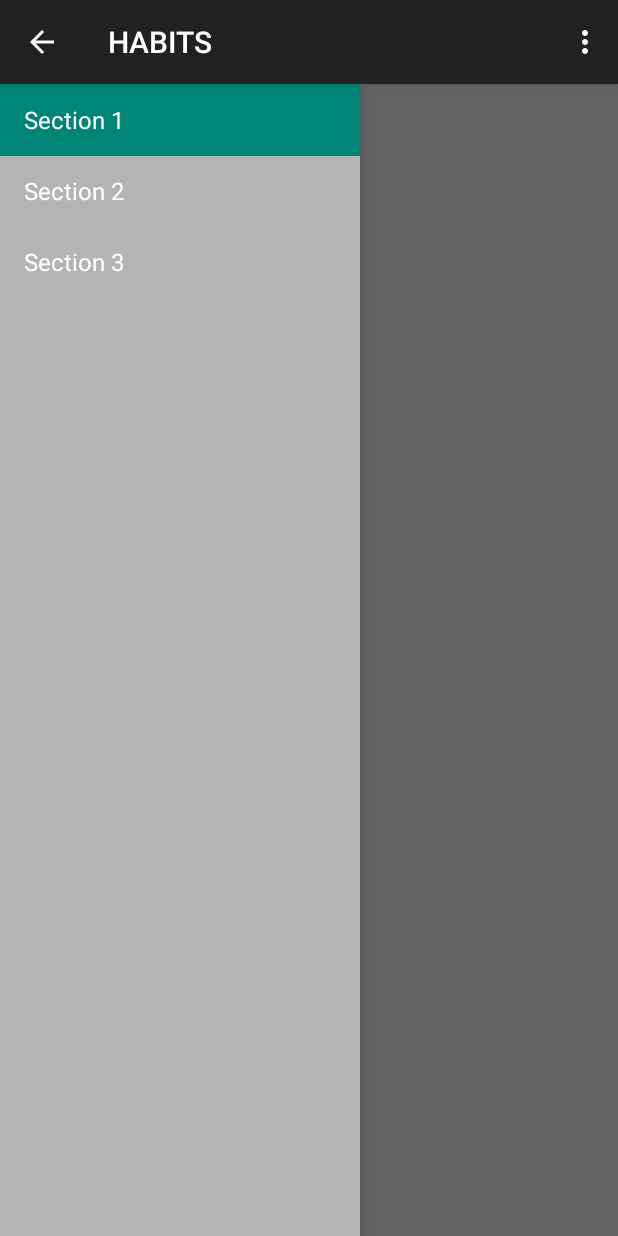
After one commit to MKN-soft/RMM, an Android app: the MainActivity screen opened directly, with no data from a screen before it, on a phone screen of 412 x 824 dp. The commit adds this screen. Run offline under Robolectric (Android 15) with nearby library versions, the phone set to English and light mode, and no system bars; 2 statements that could not run were skipped.

Commit message:
Navigation Drawer
Ver 0.01

```diff
--- a/app/src/main/AndroidManifest.xml
+++ b/app/src/main/AndroidManifest.xml
@@ -16,6 +16,10 @@
                 <category android:name="android.intent.category.LAUNCHER" />
             </intent-filter>
         </activity>
+        <activity
+            android:name=".MainActivity"
+            android:label="@string/title_activity_main" >
+        </activity>
     </application>
 
 </manifest>
--- /dev/null
+++ b/app/src/main/java/pz2015/habits/rmm/MainActivity.java
@@ -0,0 +1,149 @@
+package pz2015.habits.rmm;
+
+import android.app.Activity;
+import android.support.v7.app.ActionBarActivity;
+import android.support.v7.app.ActionBar;
+import android.support.v4.app.Fragment;
+import android.support.v4.app.FragmentManager;
+import android.content.Context;
+import android.os.Build;
+import android.os.Bundle;
+import android.view.Gravity;
+import android.view.LayoutInflater;
+import android.view.Menu;
+import android.view.MenuItem;
+import android.view.View;
+import android.view.ViewGroup;
+import android.support.v4.widget.DrawerLayout;
+import android.widget.ArrayAdapter;
+import android.widget.TextView;
+
+
+public class MainActivity extends ActionBarActivity
+        implements NavigationDrawerFragment.NavigationDrawerCallbacks {
+
+    /**
+     * Fragment managing the behaviors, interactions and presentation of the navigation drawer.
+     */
+    private NavigationDrawerFragment mNavigationDrawerFragment;
+
+    /**
+     * Used to store the last screen title. For use in {@link #restoreActionBar()}.
+     */
+    private CharSequence mTitle;
+
+    @Override
+    protected void onCreate(Bundle savedInstanceState) {
+        super.onCreate(savedInstanceState);
+        setContentView(R.layout.activity_main);
+
+        mNavigationDrawerFragment = (NavigationDrawerFragment)
+                getSupportFragmentManager().findFragmentById(R.id.navigation_drawer);
+        mTitle = getTitle();
+
+        // Set up the drawer.
+        mNavigationDrawerFragment.setUp(
+                R.id.navigation_drawer,
+                (DrawerLayout) findViewById(R.id.drawer_layout));
+    }
+
+    @Override
+    public void onNavigationDrawerItemSelected(int position) {
+        // update the main content by replacing fragments
+        FragmentManager fragmentManager = getSupportFragmentManager();
+        fragmentManager.beginTransaction()
+                .replace(R.id.container, PlaceholderFragment.newInstance(position + 1))
+                .commit();
+    }
+
+    public void onSectionAttached(int number) {
+        switch (number) {
+            case 1:
+                mTitle = getString(R.string.title_section1);
+                break;
+            case 2:
+                mTitle = getString(R.string.title_section2);
+                break;
+            case 3:
+                mTitle = getString(R.string.title_section3);
+                break;
+        }
+    }
+
+    public void restoreActionBar() {
+        ActionBar actionBar = getSupportActionBar();
+        actionBar.setNavigationMode(ActionBar.NAVIGATION_MODE_STANDARD);
+        actionBar.setDisplayShowTitleEnabled(true);
+        actionBar.setTitle(mTitle);
+    }
+
+
+    @Override
+    public boolean onCreateOptionsMenu(Menu menu) {
+        if (!mNavigationDrawerFragment.isDrawerOpen()) {
+            // Only show items in the action bar relevant to this screen
+            // if the drawer is not showing. Otherwise, let the drawer
+            // decide what to show in the action bar.
+            getMenuInflater().inflate(R.menu.main, menu);
+            restoreActionBar();
+            return true;
+        }
+        return super.onCreateOptionsMenu(menu);
+    }
+
+    @Override
+    public boolean onOptionsItemSelected(MenuItem item) {
+        // Handle action bar item clicks here. The action bar will
+        // automatically handle clicks on the Home/Up button, so long
+        // as you specify a parent activity in AndroidManifest.xml.
+        int id = item.getItemId();
+
+        //noinspection SimplifiableIfStatement
+        if (id == R.id.action_settings) {
+            return true;
+        }
+
+        return super.onOptionsItemSelected(item);
+    }
+
+    /**
+     * A placeholder fragment containing a simple view.
+     */
+    public static class PlaceholderFragment extends Fragment {
+        /**
+         * The fragment argument representing the section number for this
+         * fragment.
+         */
+        private static final String ARG_SECTION_NUMBER = "section_number";
+
+        /**
+         * Returns a new instance of this fragment for the given section
+         * number.
+         */
+        public static PlaceholderFragment newInstance(int sectionNumber) {
+            PlaceholderFragment fragment = new PlaceholderFragment();
+            Bundle args = new Bundle();
+            args.putInt(ARG_SECTION_NUMBER, sectionNumber);
+            fragment.setArguments(args);
+            return fragment;
+        }
+
+        public PlaceholderFragment() {
+        }
+
+        @Override
+        public View onCreateView(LayoutInflater inflater, ViewGroup container,
+                                 Bundle savedInstanceState) {
+            View rootView = inflater.inflate(R.layout.fragment_main, container, false);
+            return rootView;
+        }
+
+        @Override
+        public void onAttach(Activity activity) {
+            super.onAttach(activity);
+            ((MainActivity) activity).onSectionAttached(
+                    getArguments().getInt(ARG_SECTION_NUMBER));
+        }
+    }
+
+}
--- /dev/null
+++ b/app/src/main/java/pz2015/habits/rmm/NavigationDrawerFragment.java
@@ -0,0 +1,282 @@
+package pz2015.habits.rmm;
+
+import android.support.v7.app.ActionBarActivity;
+import android.app.Activity;
+import android.support.v7.app.ActionBar;
+import android.support.v4.app.Fragment;
+import android.support.v4.app.ActionBarDrawerToggle;
+import android.support.v4.view.GravityCompat;
+import android.support.v4.widget.DrawerLayout;
+import android.content.SharedPreferences;
+import android.content.res.Configuration;
+import android.os.Bundle;
+import android.preference.PreferenceManager;
+import android.view.LayoutInflater;
+import android.view.Menu;
+import android.view.MenuInflater;
+import android.view.MenuItem;
+import android.view.View;
+import android.view.ViewGroup;
+import android.widget.AdapterView;
+import android.widget.ArrayAdapter;
+import android.widget.ListView;
+import android.widget.Toast;
+
+/**
+ * Fragment used for managing interactions for and presentation of a navigation drawer.
+ * See the <a href="https://developer.android.com/design/patterns/navigation-drawer.html#Interaction">
+ * design guidelines</a> for a complete explanation of the behaviors implemented here.
+ */
+public class NavigationDrawerFragment extends Fragment {
+
+    /**
+     * Remember the position of the selected item.
+     */
+    private static final String STATE_SELECTED_POSITION = "selected_navigation_drawer_position";
+
+    /**
+     * Per the design guidelines, you should show the drawer on launch until the user manually
+     * expands it. This shared preference tracks this.
+     */
+    private static final String PREF_USER_LEARNED_DRAWER = "navigation_drawer_learned";
+
+    /**
+     * A pointer to the current callbacks instance (the Activity).
+     */
+    private NavigationDrawerCallbacks mCallbacks;
+
+    /**
+     * Helper component that ties the action bar to the navigation drawer.
+     */
+    private ActionBarDrawerToggle mDrawerToggle;
+
+    private DrawerLayout mDrawerLayout;
+    private ListView mDrawerListView;
+    private View mFragmentContainerView;
+
+    private int mCurrentSelectedPosition = 0;
+    private boolean mFromSavedInstanceState;
+    private boolean mUserLearnedDrawer;
+
+    public NavigationDrawerFragment() {
+    }
+
+    @Override
+    public void onCreate(Bundle savedInstanceState) {
+        super.onCreate(savedInstanceState);
+
+        // Read in the flag indicating whether or not the user has demonstrated awareness of the
+        // drawer. See PREF_USER_LEARNED_DRAWER for details.
+        SharedPreferences sp = PreferenceManager.getDefaultSharedPreferences(getActivity());
+        mUserLearnedDrawer = sp.getBoolean(PREF_USER_LEARNED_DRAWER, false);
+
+        if (savedInstanceState != null) {
+            mCurrentSelectedPosition = savedInstanceState.getInt(STATE_SELECTED_POSITION);
+            mFromSavedInstanceState = true;
+        }
+
+        // Select either the default item (0) or the last selected item.
+        selectItem(mCurrentSelectedPosition);
+    }
+
+    @Override
+    public void onActivityCreated(Bundle savedInstanceState) {
+        super.onActivityCreated(savedInstanceState);
+        // Indicate that this fragment would like to influence the set of actions in the action bar.
+        setHasOptionsMenu(true);
+    }
+
+    @Override
+    public View onCreateView(LayoutInflater inflater, ViewGroup container,
+                             Bundle savedInstanceState) {
+        mDrawerListView = (ListView) inflater.inflate(
+                R.layout.fragment_navigation_drawer, container, false);
+        mDrawerListView.setOnItemClickListener(new AdapterView.OnItemClickListener() {
+            @Override
+            public void onItemClick(AdapterView<?> parent, View view, int position, long id) {
+                selectItem(position);
+            }
+        });
+        mDrawerListView.setAdapter(new ArrayAdapter<String>(
+                getActionBar().getThemedContext(),
+                android.R.layout.simple_list_item_activated_1,
+                android.R.id.text1,
+                new String[]{
+                        getString(R.string.title_section1),
+                        getString(R.string.title_section2),
+                        getString(R.string.title_section3),
+                }));
+        mDrawerListView.setItemChecked(mCurrentSelectedPosition, true);
+        return mDrawerListView;
+    }
+
+    public boolean isDrawerOpen() {
+        return mDrawerLayout != null && mDrawerLayout.isDrawerOpen(mFragmentContainerView);
+    }
+
+    /**
+     * Users of this fragment must call this method to set up the navigation drawer interactions.
+     *
+     * @param fragmentId   The android:id of this fragment in its activity's layout.
+     * @param drawerLayout The DrawerLayout containing this fragment's UI.
+     */
+    public void setUp(int fragmentId, DrawerLayout drawerLayout) {
+        mFragmentContainerView = getActivity().findViewById(fragmentId);
+        mDrawerLayout = drawerLayout;
+
+        // set a custom shadow that overlays the main content when the drawer opens
+        mDrawerLayout.setDrawerShadow(R.drawable.drawer_shadow, GravityCompat.START);
+        // set up the drawer's list view with items and click listener
+
+        ActionBar actionBar = getActionBar();
+        actionBar.setDisplayHomeAsUpEnabled(true);
+        actionBar.setHomeButtonEnabled(true);
+
+        // ActionBarDrawerToggle ties together the the proper interactions
+        // between the navigation drawer and the action bar app icon.
+        mDrawerToggle = new ActionBarDrawerToggle(
+                getActivity(),                    /* host Activity */
+                mDrawerLayout,                    /* DrawerLayout object */
+                R.drawable.ic_drawer,             /* nav drawer image to replace 'Up' caret */
+                R.string.navigation_drawer_open,  /* "open drawer" description for accessibility */
+                R.string.navigation_drawer_close  /* "close drawer" description for accessibility */
+        ) {
+            @Override
+            public void onDrawerClosed(View drawerView) {
+                super.onDrawerClosed(drawerView);
+                if (!isAdded()) {
+                    return;
+                }
+
+                getActivity().supportInvalidateOptionsMenu(); // calls onPrepareOptionsMenu()
+            }
+
+            @Override
+            public void onDrawerOpened(View drawerView) {
+                super.onDrawerOpened(drawerView);
+                if (!isAdded()) {
+                    return;
+                }
+
+                if (!mUserLearnedDrawer) {
+                    // The user manually opened the drawer; store this flag to prevent auto-showing
+                    // the navigation drawer automatically in the future.
+                    mUserLearnedDrawer = true;
+                    SharedPreferences sp = PreferenceManager
+                            .getDefaultSharedPreferences(getActivity());
+                    sp.edit().putBoolean(PREF_USER_LEARNED_DRAWER, true).apply();
+                }
+
+                getActivity().supportInvalidateOptionsMenu(); // calls onPrepareOptionsMenu()
+            }
+        };
+
+        // If the user hasn't 'learned' about the drawer, open it to introduce them to the drawer,
+        // per the navigation drawer design guidelines.
+        if (!mUserLearnedDrawer && !mFromSavedInstanceState) {
+            mDrawerLayout.openDrawer(mFragmentContainerView);
+        }
+
+        // Defer code dependent on restoration of previous instance state.
+        mDrawerLayout.post(new Runnable() {
+            @Override
+            public void run() {
+                mDrawerToggle.syncState();
+            }
+        });
+
+        mDrawerLayout.setDrawerListener(mDrawerToggle);
+    }
+
+    private void selectItem(int position) {
+        mCurrentSelectedPosition = position;
+        if (mDrawerListView != null) {
+            mDrawerListView.setItemChecked(position, true);
+        }
+        if (mDrawerLayout != null) {
+            mDrawerLayout.closeDrawer(mFragmentContainerView);
+        }
+        if (mCallbacks != null) {
+            mCallbacks.onNavigationDrawerItemSelected(position);
+        }
+    }
+
+    @Override
+    public void onAttach(Activity activity) {
+        super.onAttach(activity);
+        try {
+            mCallbacks = (NavigationDrawerCallbacks) activity;
+        } catch (ClassCastException e) {
+            throw new ClassCastException("Activity must implement NavigationDrawerCallbacks.");
+        }
+    }
+
+    @Override
+    public void onDetach() {
+        super.onDetach();
+        mCallbacks = null;
+    }
+
+    @Override
+    public void onSaveInstanceState(Bundle outState) {
+        super.onSaveInstanceState(outState);
+        outState.putInt(STATE_SELECTED_POSITION, mCurrentSelectedPosition);
+    }
+
+    @Override
+    public void onConfigurationChanged(Configuration newConfig) {
+        super.onConfigurationChanged(newConfig);
+        // Forward the new configuration the drawer toggle component.
+        mDrawerToggle.onConfigurationChanged(newConfig);
+    }
+
+    @Override
+    public void onCreateOptionsMenu(Menu menu, MenuInflater inflater) {
+        // If the drawer is open, show the global app actions in the action bar. See also
+        // showGlobalContextActionBar, which controls the top-left area of the action bar.
+        if (mDrawerLayout != null && isDrawerOpen()) {
+            inflater.inflate(R.menu.global, menu);
+            showGlobalContextActionBar();
+        }
+        super.onCreateOptionsMenu(menu, inflater);
+    }
+
+    @Override
+    public boolean onOptionsItemSelected(MenuItem item) {
+        if (mDrawerToggle.onOptionsItemSelected(item)) {
+            return true;
+        }
+
+        if (item.getItemId() == R.id.action_example) {
+            Toast.makeText(getActivity(), "Example action.", Toast.LENGTH_SHORT).show();
+            return true;
+        }
+
+        return super.onOptionsItemSelected(item);
+    }
+
+    /**
+     * Per the navigation drawer design guidelines, updates the action bar to show the global app
+     * 'context', rather than just what's in the current screen.
+     */
+    private void showGlobalContextActionBar() {
+        ActionBar actionBar = getActionBar();
+        actionBar.setDisplayShowTitleEnabled(true);
+        actionBar.setNavigationMode(ActionBar.NAVIGATION_MODE_STANDARD);
+        actionBar.setTitle(R.string.app_name);
+    }
+
+    private ActionBar getActionBar() {
+        return ((ActionBarActivity) getActivity()).getSupportActionBar();
+    }
+
+    /**
+     * Callbacks interface that all activities using this fragment must implement.
+     */
+    public static interface NavigationDrawerCallbacks {
+        /**
+         * Called when an item in the navigation drawer is selected.
+         */
+        void onNavigationDrawerItemSelected(int position);
+    }
+}
--- /dev/null
+++ b/app/src/main/res/layout/activity_main.xml
@@ -0,0 +1,24 @@
+<!-- A DrawerLayout is intended to be used as the top-level content view using match_parent for both width and height to consume the full space available. -->
+<android.support.v4.widget.DrawerLayout xmlns:android="http://schemas.android.com/apk/res/android"
+    xmlns:tools="http://schemas.android.com/tools" android:id="@+id/drawer_layout"
+    android:layout_width="match_parent" android:layout_height="match_parent"
+    tools:context="pz2015.habits.rmm.MainActivity">
+
+    <!-- As the main content view, the view below consumes the entire
+         space available using match_parent in both dimensions. -->
+    <FrameLayout android:id="@+id/container" android:layout_width="match_parent"
+        android:layout_height="match_parent" />
+
+    <!-- android:layout_gravity="start" tells DrawerLayout to treat
+         this as a sliding drawer on the left side for left-to-right
+         languages and on the right side for right-to-left languages.
+         If you're not building against API 17 or higher, use
+         android:layout_gravity="left" instead. -->
+    <!-- The drawer is given a fixed width in dp and extends the full height of
+         the container. -->
+    <fragment android:id="@+id/navigation_drawer"
+        android:layout_width="@dimen/navigation_drawer_width" android:layout_height="match_parent"
+        android:layout_gravity="start" android:name="pz2015.habits.rmm.NavigationDrawerFragment"
+        tools:layout="@layout/fragment_navigation_drawer" />
+
+</android.support.v4.widget.DrawerLayout>
--- /dev/null
+++ b/app/src/main/res/layout/fragment_main.xml
@@ -0,0 +1,12 @@
+<RelativeLayout xmlns:android="http://schemas.android.com/apk/res/android"
+    xmlns:tools="http://schemas.android.com/tools" android:layout_width="match_parent"
+    android:layout_height="match_parent" android:paddingLeft="@dimen/activity_horizontal_margin"
+    android:paddingRight="@dimen/activity_horizontal_margin"
+    android:paddingTop="@dimen/activity_vertical_margin"
+    android:paddingBottom="@dimen/activity_vertical_margin"
+    tools:context="pz2015.habits.rmm.MainActivity$PlaceholderFragment">
+
+    <TextView android:id="@+id/section_label" android:layout_width="wrap_content"
+        android:layout_height="wrap_content" />
+
+</RelativeLayout>
--- /dev/null
+++ b/app/src/main/res/layout/fragment_navigation_drawer.xml
@@ -0,0 +1,5 @@
+<ListView xmlns:android="http://schemas.android.com/apk/res/android"
+    xmlns:tools="http://schemas.android.com/tools" android:layout_width="match_parent"
+    android:layout_height="match_parent" android:choiceMode="singleChoice"
+    android:divider="@android:color/transparent" android:dividerHeight="0dp"
+    android:background="#cccc" tools:context="pz2015.habits.rmm.NavigationDrawerFragment" />
--- /dev/null
+++ b/app/src/main/res/menu/global.xml
@@ -0,0 +1,5 @@
+<menu xmlns:android="http://schemas.android.com/apk/res/android"
+    xmlns:app="http://schemas.android.com/apk/res-auto">
+    <item android:id="@+id/action_settings" android:title="@string/action_settings"
+        android:orderInCategory="100" app:showAsAction="never" />
+</menu>
--- /dev/null
+++ b/app/src/main/res/menu/main.xml
@@ -0,0 +1,8 @@
+<menu xmlns:android="http://schemas.android.com/apk/res/android"
+    xmlns:app="http://schemas.android.com/apk/res-auto"
+    xmlns:tools="http://schemas.android.com/tools" tools:context="pz2015.habits.rmm.MainActivity">
+    <item android:id="@+id/action_example" android:title="@string/action_example"
+        app:showAsAction="withText|ifRoom" />
+    <item android:id="@+id/action_settings" android:title="@string/action_settings"
+        android:orderInCategory="100" app:showAsAction="never" />
+</menu>
--- a/app/src/main/res/values/dimens.xml
+++ b/app/src/main/res/values/dimens.xml
@@ -2,4 +2,8 @@
     <!-- Default screen margins, per the Android Design guidelines. -->
     <dimen name="activity_horizontal_margin">16dp</dimen>
     <dimen name="activity_vertical_margin">16dp</dimen>
+
+    <!-- Per the design guidelines, navigation drawers should be between 240dp and 320dp:
+         https://developer.android.com/design/patterns/navigation-drawer.html -->
+    <dimen name="navigation_drawer_width">240dp</dimen>
 </resources>
```
Also changed, not shown: app/src/main/res/drawable-hdpi/drawer_shadow.9.png (added), app/src/main/res/drawable-hdpi/ic_drawer.png (added), app/src/main/res/drawable-mdpi/drawer_shadow.9.png (added), app/src/main/res/drawable-mdpi/ic_drawer.png (added), app/src/main/res/drawable-xhdpi/drawer_shadow.9.png (added), app/src/main/res/drawable-xhdpi/ic_drawer.png (added), app/src/main/res/drawable-xxhdpi/drawer_shadow.9.png (added), app/src/main/res/drawable-xxhdpi/ic_drawer.png (added).
